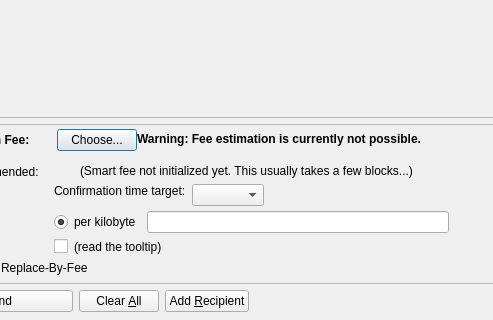
Above: src/qt/forms/sendcoinsdialog.ui from lynxcoins/Lynx before the change; both pictures show x 88 to 581 and y 206 to 526 of the 850 by 526 pixel window. Below: the same form after it.
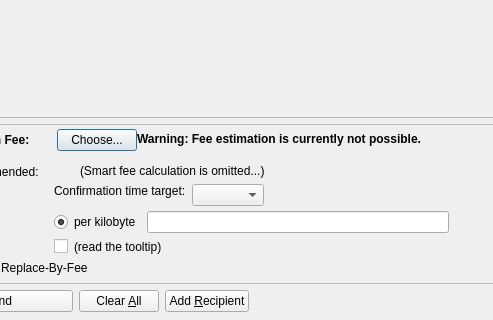
That is the form after the change. Icons and pictures are not drawn. Custom widgets are drawn as their Qt base class.

Commit message: Turned off smart fee calculation

What changed in the file:
```diff
--- a/src/qt/forms/sendcoinsdialog.ui
+++ b/src/qt/forms/sendcoinsdialog.ui
@@ -1011,7 +1011,7 @@
                  <item>
                   <widget class="QLabel" name="labelSmartFee2">
                    <property name="text">
-                    <string>(Smart fee not initialized yet. This usually takes a few blocks...)</string>
+                    <string>(Smart fee calculation is omitted...)</string>
                    </property>
                    <property name="margin">
                     <number>2</number>
```
The commit also changes 1 other file.
